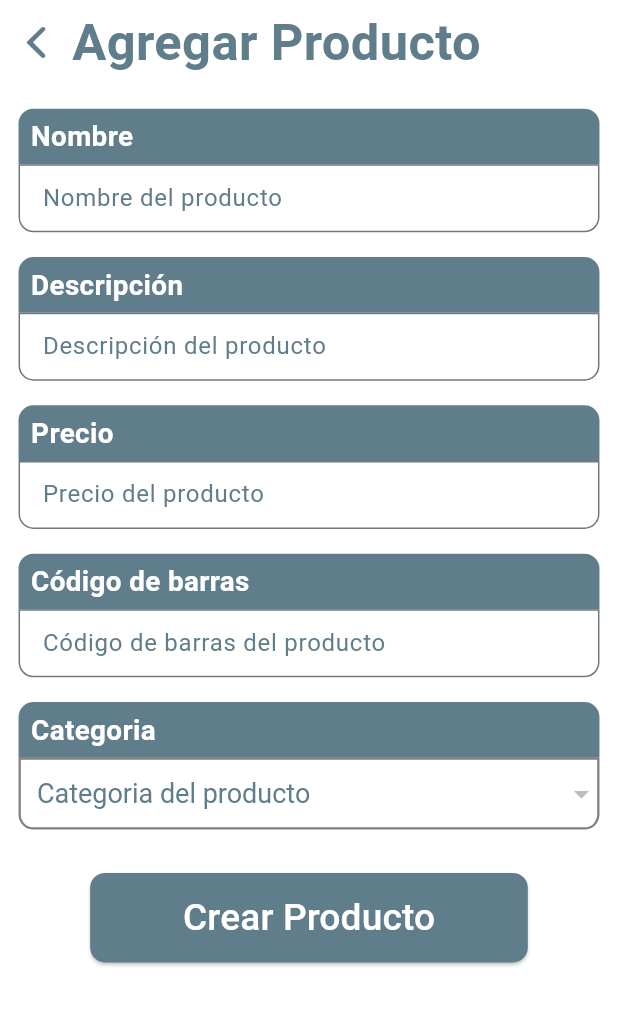
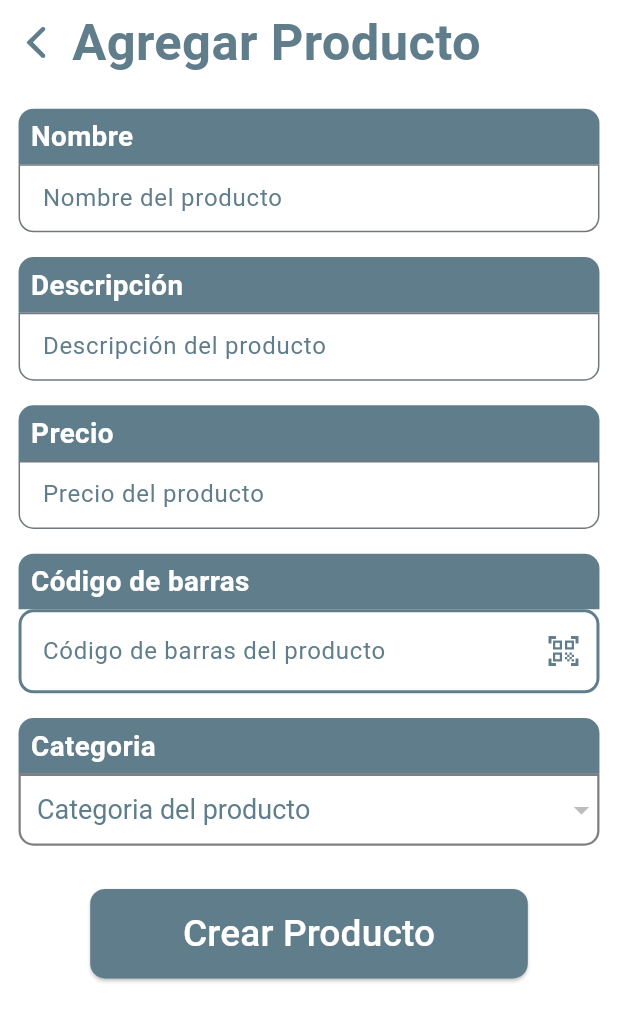
Before and after one commit to aalcolea/BeauteApp, a Flutter app: the ProductForm screen opened directly, on a phone screen of 412 x 824 dp. Shown: the top 1021 px of the screen. Run offline on Flutter 3.47's test engine with Material 3 defaults, Android fonts, the phone set to English and light mode, and no system bars; our stand-ins replace firebase_core, firebase_messaging, flutter_blue, flutter_keyboard_visibility, flutter_secure_storage, flutter_slidable and 7 more; missing offline and left inert: alphabet_list_view, dart:ffi, esc_pos_printer, esc_pos_utils, jaguar_jwt, qr_code_scanner and 1 more; accounts and stored records are empty; network calls fail.

Commit message:
Adding get scarban code by adding product

```diff
--- a/lib/inventory/stock/products/forms/productForm.dart
+++ b/lib/inventory/stock/products/forms/productForm.dart
@@ -4,6 +4,9 @@
 import 'package:beaute_app/inventory/stock/products/styles/productFormStyles.dart';
 import 'package:flutter/cupertino.dart';
 import 'package:flutter/material.dart';
+import 'package:flutter/services.dart';
+import 'package:soundpool/soundpool.dart';
+import '../../../scanBarCode.dart';
 import '../../../themes/colors.dart';
 import '../../../../agenda/utils/showToast.dart';
 import '../../../../agenda/utils/toastWidget.dart';
@@ -35,6 +38,7 @@
   double ? screenHeight;
   int _catID = 0;
   bool isLoading = false;
+  bool helperCloseScan = false;
 
   @override
   void didChangeDependencies() {
@@ -61,6 +65,17 @@
     // TODO: implement dispose
     keyboardVisibilityManager.dispose();
     super.dispose();
+  }
+
+  void onScanProd(String? resultScanedProd) async {
+
+    if (resultScanedProd != null) {
+      barCodeController.text = resultScanedProd;
+        await soundScaner().then((_){
+          helperCloseScan = true;
+        });
+        if(mounted) Navigator.of(context).pop();
+    }
   }
 
   final productService = ProductService();
@@ -97,6 +112,15 @@
   }
   void onSelectedCat (int catID) {
     _catID = catID;
+  }
+
+
+  Future<void> soundScaner() async {
+    Soundpool pool = Soundpool.fromOptions(options: SoundpoolOptions.kDefault);
+    int soundId = await rootBundle.load('assets/sounds/store_scan.mp3').then((ByteData soundData){
+      return pool.load(soundData);
+    });
+    int streamId = await pool.play(soundId);
   }
   @override
   Widget build(BuildContext context) {
@@ -213,26 +237,52 @@
                          )),
                    ],
                  ),
-
               Column(
                 children: [
-                     TitleModContainer(text: 'Código de barras', ),
+                  TitleModContainer(text: 'Código de barras'),
                   Padding(
-                         padding: EdgeInsets.only(
-                             left: MediaQuery.of(context).size.width * 0.03,
-                             right: MediaQuery.of(context).size.width * 0.03),
-                         child: TextProdField(
+                    padding: EdgeInsets.symmetric(horizontal: MediaQuery.of(context).size.width * 0.03),
+                    child: Builder(builder: (context){
+                      return TextField(
                         focusNode: barCodeFocus,
                         controller: barCodeController,
                         keyboardType: TextInputType.number,
                         inputFormatters: [
                           RegEx(type: InputFormatterType.numeric),
                         ],
-                           text: 'Código de barras del producto',
-                           textStyle: const TextStyle(
-                             color: AppColors.primaryColor,
+                        decoration: InputDecoration(
+                          hintText: 'Código de barras del producto',
+                          hintStyle: const TextStyle(color: AppColors.primaryColor),
+                          suffixIcon: IconButton(
+                            icon: Icon(Icons.qr_code_scanner, color: AppColors.primaryColor),
+                            onPressed: () {
+                              showModalBottomSheet(
+                                context: context ,
+                                isScrollControlled: true,
+                                builder: (BuildContext context) {
+                                    return ScanBarCode(
+                                      onShowScan: (show) {
+                                        Navigator.of(context).pop();
+                                      },
+                                      onScanProd: onScanProd
+                                    );
+                                },
+                              );
+                            },
                           ),
-                         )),
+                          enabledBorder: OutlineInputBorder(
+                            borderSide: BorderSide(color: AppColors.primaryColor, width: 2.0),
+                            borderRadius: BorderRadius.circular(10.0),
+                          ),
+                          focusedBorder: OutlineInputBorder(
+                            borderSide: BorderSide(color: AppColors.primaryColor, width: 2.0),
+                            borderRadius: BorderRadius.circular(10.0),
+                          ),
+                        ),
+                        style: const TextStyle(color: AppColors.primaryColor),
+                      );
+                      }),
+                  ),
                 ],
               ),
             Column(
```
Also changed, not shown: 1 other file. Lines whose indentation alone changed are shown as unchanged.
